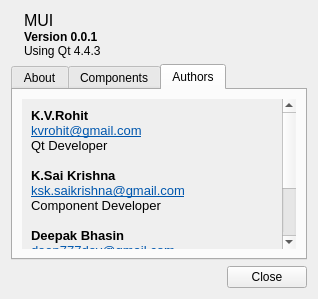
This is src/MUI/ui/about.ui in kvrohit/muiplayer as Qt 5 draws it before an edit. The edited form follows.
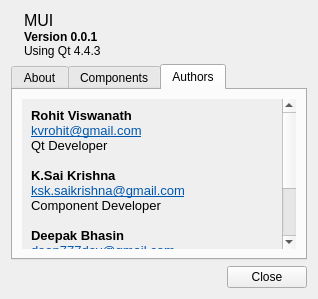
This is the edited form. The open tabs and pages were chosen to show the change. Icons and pictures are not drawn.

```diff
--- a/src/MUI/ui/about.ui
+++ b/src/MUI/ui/about.ui
@@ -188,17 +188,17 @@
 &lt;html&gt;&lt;head&gt;&lt;meta name=&quot;qrichtext&quot; content=&quot;1&quot; /&gt;&lt;style type=&quot;text/css&quot;&gt;
 p, li { white-space: pre-wrap; }
 &lt;/style&gt;&lt;/head&gt;&lt;body style=&quot; font-family:'MS Shell Dlg 2'; font-size:8.25pt; font-weight:400; font-style:normal;&quot;&gt;
-&lt;p style=&quot; margin-top:0px; margin-bottom:0px; margin-left:0px; margin-right:0px; -qt-block-indent:0; text-indent:0px; font-size:8pt;&quot;&gt;&lt;span style=&quot; font-size:10pt; font-weight:600;&quot;&gt;K.V.Rohit&lt;/span&gt;&lt;/p&gt;
-&lt;p style=&quot; margin-top:0px; margin-bottom:0px; margin-left:0px; margin-right:0px; -qt-block-indent:0; text-indent:0px; font-size:10pt;&quot;&gt;&lt;a href=&quot;mailto:kvrohit@gmail.com&quot;&gt;&lt;span style=&quot; text-decoration: underline; color:#0057ae;&quot;&gt;kvrohit@gmail.com&lt;/span&gt;&lt;/a&gt;&lt;br /&gt;Qt Developer&lt;/p&gt;
+&lt;p style=&quot; margin-top:0px; margin-bottom:0px; margin-left:0px; margin-right:0px; -qt-block-indent:0; text-indent:0px;&quot;&gt;&lt;span style=&quot; font-size:10pt; font-weight:600;&quot;&gt;Rohit Viswanath&lt;/span&gt;&lt;/p&gt;
+&lt;p style=&quot; margin-top:0px; margin-bottom:0px; margin-left:0px; margin-right:0px; -qt-block-indent:0; text-indent:0px;&quot;&gt;&lt;a href=&quot;mailto:kvrohit@gmail.com&quot;&gt;&lt;span style=&quot; font-size:10pt; text-decoration: underline; color:#0057ae;&quot;&gt;kvrohit@gmail.com&lt;/span&gt;&lt;/a&gt;&lt;span style=&quot; font-size:10pt;&quot;&gt;&lt;br /&gt;Qt Developer&lt;/span&gt;&lt;/p&gt;
 &lt;p style=&quot;-qt-paragraph-type:empty; margin-top:0px; margin-bottom:0px; margin-left:0px; margin-right:0px; -qt-block-indent:0; text-indent:0px; font-family:'DejaVu Sans'; font-size:10pt; text-decoration: underline; color:#0057ae;&quot;&gt;&lt;/p&gt;
-&lt;p style=&quot; margin-top:0px; margin-bottom:0px; margin-left:0px; margin-right:0px; -qt-block-indent:0; text-indent:0px; font-size:10pt;&quot;&gt;&lt;span style=&quot; font-weight:600;&quot;&gt;K.Sai Krishna&lt;/span&gt;&lt;/p&gt;
-&lt;p style=&quot; margin-top:0px; margin-bottom:0px; margin-left:0px; margin-right:0px; -qt-block-indent:0; text-indent:0px; font-size:10pt;&quot;&gt;&lt;a href=&quot;mailto:ksk.saikrishna@gmail.com&quot;&gt;&lt;span style=&quot; text-decoration: underline; color:#0057ae;&quot;&gt;ksk.saikrishna@gmail.com&lt;/span&gt;&lt;/a&gt;&lt;br /&gt;Component Developer&lt;/p&gt;
+&lt;p style=&quot; margin-top:0px; margin-bottom:0px; margin-left:0px; margin-right:0px; -qt-block-indent:0; text-indent:0px;&quot;&gt;&lt;span style=&quot; font-size:10pt; font-weight:600;&quot;&gt;K.Sai Krishna&lt;/span&gt;&lt;/p&gt;
+&lt;p style=&quot; margin-top:0px; margin-bottom:0px; margin-left:0px; margin-right:0px; -qt-block-indent:0; text-indent:0px;&quot;&gt;&lt;a href=&quot;mailto:ksk.saikrishna@gmail.com&quot;&gt;&lt;span style=&quot; font-size:10pt; text-decoration: underline; color:#0057ae;&quot;&gt;ksk.saikrishna@gmail.com&lt;/span&gt;&lt;/a&gt;&lt;span style=&quot; font-size:10pt;&quot;&gt;&lt;br /&gt;Component Developer&lt;/span&gt;&lt;/p&gt;
 &lt;p style=&quot;-qt-paragraph-type:empty; margin-top:0px; margin-bottom:0px; margin-left:0px; margin-right:0px; -qt-block-indent:0; text-indent:0px; font-size:10pt;&quot;&gt;&lt;/p&gt;
-&lt;p style=&quot; margin-top:0px; margin-bottom:0px; margin-left:0px; margin-right:0px; -qt-block-indent:0; text-indent:0px; font-size:10pt;&quot;&gt;&lt;span style=&quot; font-weight:600;&quot;&gt;Deepak Bhasin&lt;/span&gt;&lt;/p&gt;
-&lt;p style=&quot; margin-top:0px; margin-bottom:0px; margin-left:0px; margin-right:0px; -qt-block-indent:0; text-indent:0px; font-size:10pt;&quot;&gt;&lt;a href=&quot;mailto:deep777dev@gmail.com&quot;&gt;&lt;span style=&quot; text-decoration: underline; color:#0057ae;&quot;&gt;deep777dev@gmail.com&lt;/span&gt;&lt;/a&gt;&lt;br /&gt;Tester&lt;/p&gt;
+&lt;p style=&quot; margin-top:0px; margin-bottom:0px; margin-left:0px; margin-right:0px; -qt-block-indent:0; text-indent:0px;&quot;&gt;&lt;span style=&quot; font-size:10pt; font-weight:600;&quot;&gt;Deepak Bhasin&lt;/span&gt;&lt;/p&gt;
+&lt;p style=&quot; margin-top:0px; margin-bottom:0px; margin-left:0px; margin-right:0px; -qt-block-indent:0; text-indent:0px;&quot;&gt;&lt;a href=&quot;mailto:deep777dev@gmail.com&quot;&gt;&lt;span style=&quot; font-size:10pt; text-decoration: underline; color:#0057ae;&quot;&gt;deep777dev@gmail.com&lt;/span&gt;&lt;/a&gt;&lt;span style=&quot; font-size:10pt;&quot;&gt;&lt;br /&gt;Tester&lt;/span&gt;&lt;/p&gt;
 &lt;p style=&quot;-qt-paragraph-type:empty; margin-top:0px; margin-bottom:0px; margin-left:0px; margin-right:0px; -qt-block-indent:0; text-indent:0px; font-size:10pt;&quot;&gt;&lt;/p&gt;
-&lt;p style=&quot; margin-top:0px; margin-bottom:0px; margin-left:0px; margin-right:0px; -qt-block-indent:0; text-indent:0px; font-size:10pt;&quot;&gt;&lt;span style=&quot; font-weight:600;&quot;&gt;M.Sai Kumar&lt;/span&gt;&lt;/p&gt;
-&lt;p style=&quot; margin-top:0px; margin-bottom:0px; margin-left:0px; margin-right:0px; -qt-block-indent:0; text-indent:0px; font-size:10pt;&quot;&gt;&lt;a href=&quot;mailto:master.msaikumar@gmail.com&quot;&gt;&lt;span style=&quot; text-decoration: underline; color:#0057ae;&quot;&gt;msk_mymails@gmail.com&lt;/span&gt;&lt;/a&gt;&lt;br /&gt;Qt Developer&lt;/p&gt;&lt;/body&gt;&lt;/html&gt;</string>
+&lt;p style=&quot; margin-top:0px; margin-bottom:0px; margin-left:0px; margin-right:0px; -qt-block-indent:0; text-indent:0px;&quot;&gt;&lt;span style=&quot; font-size:10pt; font-weight:600;&quot;&gt;M.Sai Kumar&lt;/span&gt;&lt;/p&gt;
+&lt;p style=&quot; margin-top:0px; margin-bottom:0px; margin-left:0px; margin-right:0px; -qt-block-indent:0; text-indent:0px;&quot;&gt;&lt;a href=&quot;mailto:master.msaikumar@gmail.com&quot;&gt;&lt;span style=&quot; font-size:10pt; text-decoration: underline; color:#0057ae;&quot;&gt;msk_mymails@gmail.com&lt;/span&gt;&lt;/a&gt;&lt;span style=&quot; font-size:10pt;&quot;&gt;&lt;br /&gt;Qt Developer&lt;/span&gt;&lt;/p&gt;&lt;/body&gt;&lt;/html&gt;</string>
              </property>
              <property name="scaledContents">
               <bool>true</bool>
```
Left out of the diff: 8 changed lines with no effect on the pictures.
